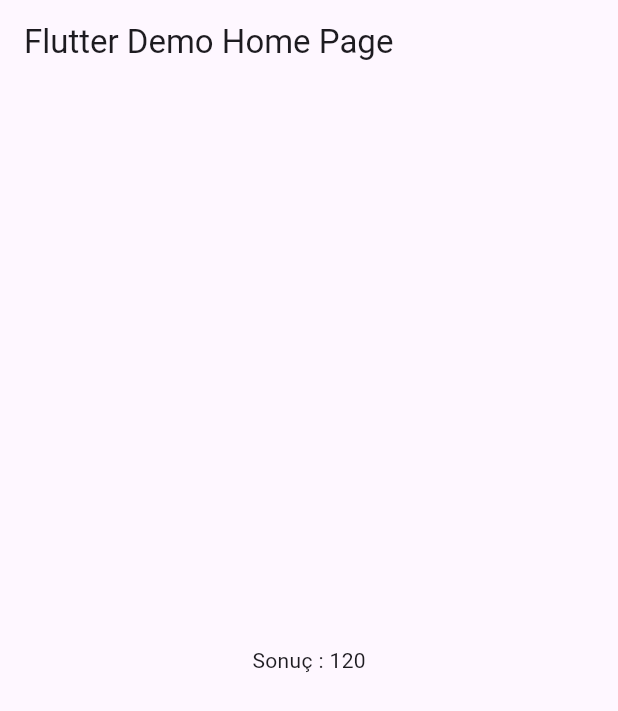
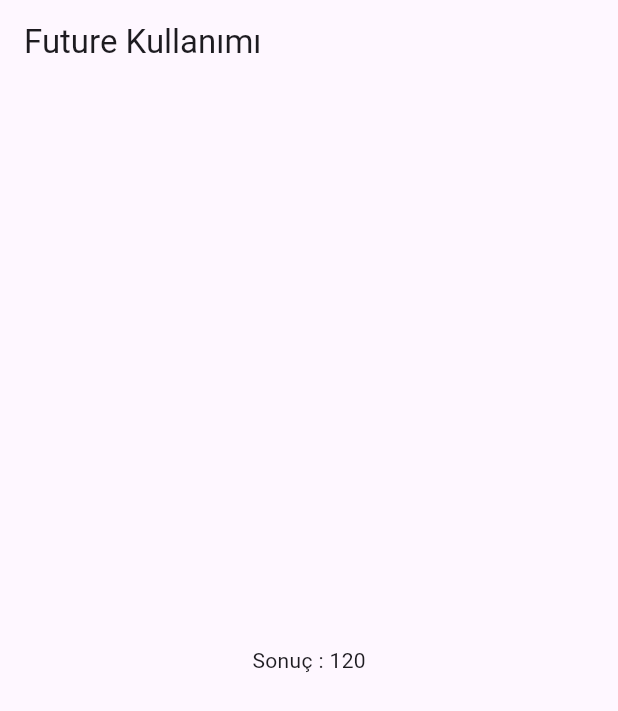
Before and after one commit to ersinbulut/UdemyFlutter, a Flutter app: the screen it shows after launch, on a phone screen of 412 x 824 dp. Shown: the top 711 px of the screen. Run offline on Flutter 3.47's test engine with Material 3 defaults, Android fonts, the phone set to English and light mode, and no system bars; our stand-ins replace webview_flutter; missing offline and left inert: webview_flutter_android, webview_flutter_wkwebview.

Commit message:
Uygulama hataları giderildi...

```diff
--- a/Bolum11 Flutter Calisma Yapisi/future_builder_kullanimi/lib/main.dart
+++ b/Bolum11 Flutter Calisma Yapisi/future_builder_kullanimi/lib/main.dart
@@ -14,18 +14,12 @@ class MyApp extends StatelessWidget {
         primarySwatch: Colors.blue,
         visualDensity: VisualDensity.adaptivePlatformDensity,
       ),
-      home: MyHomePage(title: 'Flutter Demo Home Page'),
+      home: MyHomePage(),
     );
   }
 }
 
 class MyHomePage extends StatefulWidget {
-  MyHomePage({Key key, this.title}) : super(key: key);
-
-
-
-  final String title;
-
   @override
   _MyHomePageState createState() => _MyHomePageState();
 }
@@ -46,7 +40,7 @@ class _MyHomePageState extends State<MyHomePage> {
   Widget build(BuildContext context) {
     return Scaffold(
       appBar: AppBar(
-        title: Text(widget.title),
+        title: Text("Future Kullanımı"),
       ),
       body: Center(
         child: Column(
--- a/Bolum11 Flutter Calisma Yapisi/kodlama_teknikleri/lib/main.dart
+++ b/Bolum11 Flutter Calisma Yapisi/kodlama_teknikleri/lib/main.dart
@@ -43,13 +43,13 @@ class _AnasayfaState extends State<Anasayfa> {
                 visible: kontrol,
                 child: Text("Merhaba")
             ),
-            RaisedButton(
+            ElevatedButton(
               child: Text("Durum 1"),
               onPressed: (){
                 setState(() {kontrol = true;});
               },
             ),
-            RaisedButton(
+            ElevatedButton(
               child: Text("Durum 2"),
               onPressed: (){
                 setState(() {kontrol = false;});
--- a/Bolum11 Flutter Calisma Yapisi/uygulama_ciktisi/lib/main.dart
+++ b/Bolum11 Flutter Calisma Yapisi/uygulama_ciktisi/lib/main.dart
@@ -26,25 +26,12 @@ class MyApp extends StatelessWidget {
         // closer together (more dense) than on mobile platforms.
         visualDensity: VisualDensity.adaptivePlatformDensity,
       ),
-      home: MyHomePage(title: 'Flutter Demo Home Page'),
+      home: MyHomePage(),
     );
   }
 }
 
 class MyHomePage extends StatefulWidget {
-  MyHomePage({Key key, this.title}) : super(key: key);
-
-  // This widget is the home page of your application. It is stateful, meaning
-  // that it has a State object (defined below) that contains fields that affect
-  // how it looks.
-
-  // This class is the configuration for the state. It holds the values (in this
-  // case the title) provided by the parent (in this case the App widget) and
-  // used by the build method of the State. Fields in a Widget subclass are
-  // always marked "final".
-
-  final String title;
-
   @override
   _MyHomePageState createState() => _MyHomePageState();
 }
@@ -75,7 +62,7 @@ class _MyHomePageState extends State<MyHomePage> {
       appBar: AppBar(
         // Here we take the value from the MyHomePage object that was created by
         // the App.build method, and use it to set our appbar title.
-        title: Text(widget.title),
+        title: Text("widget.title"),
       ),
       body: Center(
         // Center is a layout widget. It takes a single child and positions it
@@ -102,7 +89,7 @@ class _MyHomePageState extends State<MyHomePage> {
             ),
             Text(
               '$_counter',
-              style: Theme.of(context).textTheme.headline4,
+              style: Theme.of(context).textTheme.headlineMedium,
             ),
           ],
         ),
--- a/Bolum11 Flutter Calisma Yapisi/yasam_dongusu_calismasi/lib/main.dart
+++ b/Bolum11 Flutter Calisma Yapisi/yasam_dongusu_calismasi/lib/main.dart
@@ -60,7 +60,7 @@ class _AnasayfaState extends State<Anasayfa> with WidgetsBindingObserver {
         child: Column(
           mainAxisAlignment: MainAxisAlignment.center,
           children: [
-           RaisedButton(
+           ElevatedButton(
              child: Text("Tıkla"),
              onPressed: (){
                Navigator.push(context, MaterialPageRoute(builder: (context) => SayfaA()));
--- a/Bolum8 Flutter Giris/deneme/lib/main.dart
+++ b/Bolum8 Flutter Giris/deneme/lib/main.dart
@@ -16,7 +16,7 @@ class MyApp extends StatelessWidget {
         colorScheme: ColorScheme.fromSeed(seedColor: Colors.deepPurple),
         useMaterial3: true,
       ),
-      home: const MyHomePage(),
+      home: MyHomePage(),
     );
   }
 }
```
Also changed, not shown: 4 other files.
